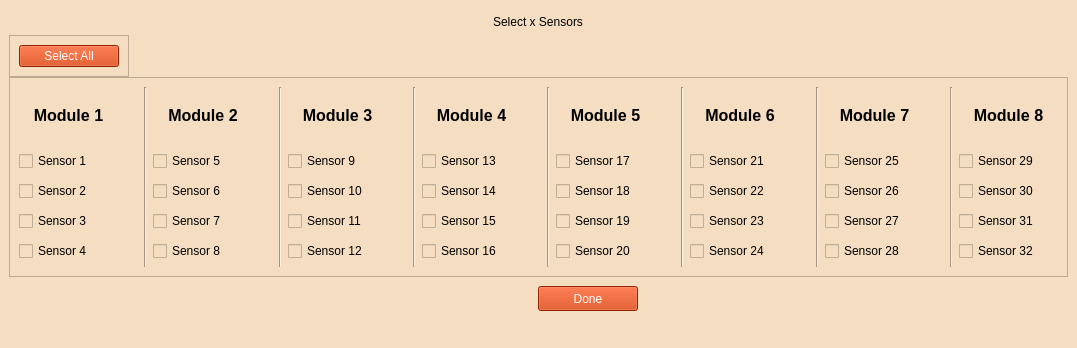
The window that GUI/Qt_Files/main_sensor_selection_matrix.ui (jrsm1/EWAS_Application) describes before a commit, drawn with Qt 5.
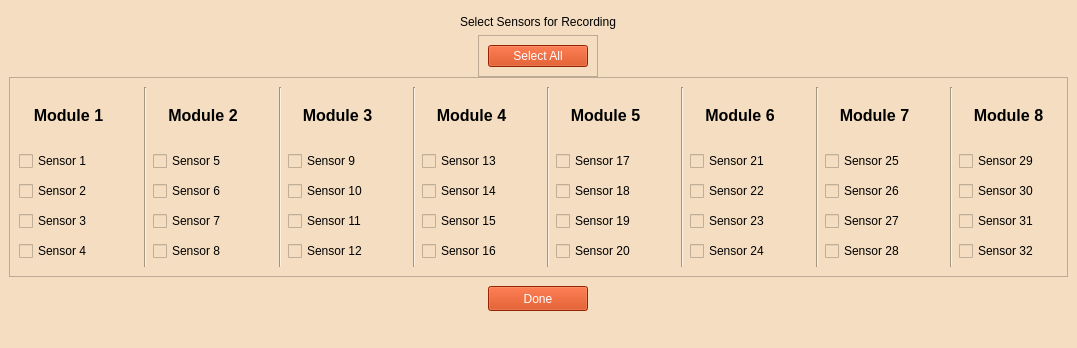
The same window after the commit.

```diff
--- a/GUI/Qt_Files/main_sensor_selection_matrix.ui
+++ b/GUI/Qt_Files/main_sensor_selection_matrix.ui
@@ -42,11 +42,11 @@
     <item alignment="Qt::AlignHCenter">
      <widget class="QLabel" name="sensor_select_MAX_Label">
       <property name="text">
-       <string>Select x Sensors</string>
+       <string>Select Sensors for Recording</string>
       </property>
      </widget>
     </item>
-    <item alignment="Qt::AlignLeft">
+    <item alignment="Qt::AlignHCenter">
      <widget class="QFrame" name="frame_2">
       <property name="frameShape">
        <enum>QFrame::StyledPanel</enum>
@@ -711,71 +711,6 @@
        </size>
       </property>
       <layout class="QHBoxLayout" name="horizontalLayout">
-       <item>
-        <spacer name="verticalSpacer_8">
-         <property name="orientation">
-          <enum>Qt::Vertical</enum>
-         </property>
-         <property name="sizeHint" stdset="0">
-          <size>
-           <width>20</width>
-           <height>40</height>
-          </size>
-         </property>
-        </spacer>
-       </item>
-       <item>
-        <spacer name="verticalSpacer_12">
-         <property name="orientation">
-          <enum>Qt::Vertical</enum>
-         </property>
-         <property name="sizeHint" stdset="0">
-          <size>
-           <width>20</width>
-           <height>40</height>
-          </size>
-         </property>
-        </spacer>
-       </item>
-       <item>
-        <spacer name="verticalSpacer_11">
-         <property name="orientation">
-          <enum>Qt::Vertical</enum>
-         </property>
-         <property name="sizeHint" stdset="0">
-          <size>
-           <width>20</width>
-           <height>40</height>
-          </size>
-         </property>
-        </spacer>
-       </item>
-       <item>
-        <spacer name="verticalSpacer_10">
-         <property name="orientation">
-          <enum>Qt::Vertical</enum>
-         </property>
-         <property name="sizeHint" stdset="0">
-          <size>
-           <width>20</width>
-           <height>40</height>
-          </size>
-         </property>
-        </spacer>
-       </item>
-       <item>
-        <spacer name="verticalSpacer_9">
-         <property name="orientation">
-          <enum>Qt::Vertical</enum>
-         </property>
-         <property name="sizeHint" stdset="0">
-          <size>
-           <width>20</width>
-           <height>40</height>
-          </size>
-         </property>
-        </spacer>
-       </item>
        <item>
         <widget class="QPushButton" name="sensor_selection_DONE_Button">
          <property name="minimumSize">
```
